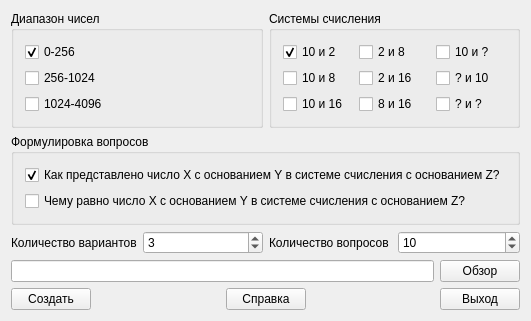
This is GenerateTestOfNumbers/generatedialog.ui in madk1nd/generate-test as Qt 5 draws it before an edit. The edited form follows.
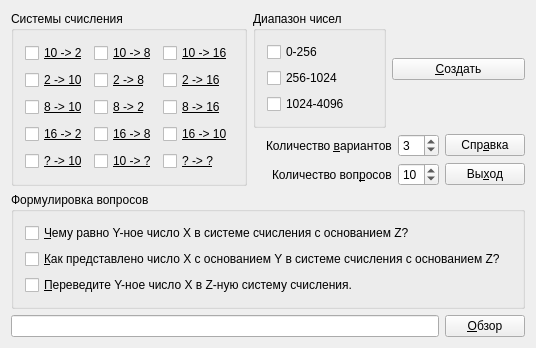
This is the edited form.

Diff of the .ui file:
```diff
--- a/GenerateTestOfNumbers/generatedialog.ui
+++ b/GenerateTestOfNumbers/generatedialog.ui
@@ -6,8 +6,8 @@
    <rect>
     <x>0</x>
     <y>0</y>
-    <width>470</width>
-    <height>293</height>
+    <width>536</width>
+    <height>321</height>
    </rect>
   </property>
   <property name="sizePolicy">
@@ -19,119 +19,205 @@
   <property name="windowTitle">
    <string>Генерировать тест</string>
   </property>
-  <layout class="QVBoxLayout" name="verticalLayout_3">
+  <property name="autoFillBackground">
+   <bool>false</bool>
+  </property>
+  <layout class="QVBoxLayout" name="verticalLayout_6">
    <item>
-    <layout class="QVBoxLayout" name="verticalLayout_2">
+    <layout class="QVBoxLayout" name="verticalLayout_5">
      <item>
       <layout class="QHBoxLayout" name="horizontalLayout_7">
-       <item>
-        <widget class="QGroupBox" name="rangeGroupBox">
-         <property name="title">
-          <string>Диапазон чисел</string>
-         </property>
-         <layout class="QHBoxLayout" name="horizontalLayout_5">
-          <item>
-           <layout class="QGridLayout" name="gridLayout_2">
-            <item row="0" column="0">
-             <widget class="QCheckBox" name="easyRangeCheckBox">
-              <property name="text">
-               <string>0-256</string>
-              </property>
-              <property name="checked">
-               <bool>true</bool>
-              </property>
-             </widget>
-            </item>
-            <item row="1" column="0">
-             <widget class="QCheckBox" name="normalRangeCheckBox">
-              <property name="text">
-               <string>256-1024</string>
-              </property>
-             </widget>
-            </item>
-            <item row="2" column="0">
-             <widget class="QCheckBox" name="hardRangeCheckBox">
-              <property name="text">
-               <string>1024-4096</string>
-              </property>
-             </widget>
-            </item>
-           </layout>
-          </item>
-         </layout>
-        </widget>
-       </item>
        <item>
         <widget class="QGroupBox" name="radixGroupBox">
          <property name="title">
           <string>Системы счисления</string>
          </property>
-         <layout class="QHBoxLayout" name="horizontalLayout_4">
+         <layout class="QHBoxLayout" name="horizontalLayout_5">
           <item>
            <layout class="QGridLayout" name="gridLayout">
-            <item row="0" column="0">
-             <widget class="QCheckBox" name="radix10And2CheckBox">
+            <item row="3" column="1">
+             <widget class="QCheckBox" name="radix16And8CheckBox">
+              <property name="font">
+               <font>
+                <underline>true</underline>
+               </font>
+              </property>
               <property name="text">
-               <string>10 и 2</string>
-              </property>
-              <property name="checked">
-               <bool>true</bool>
+               <string>16 -&gt; 8</string>
               </property>
              </widget>
             </item>
-            <item row="0" column="1">
+            <item row="1" column="1">
              <widget class="QCheckBox" name="radix2And8CheckBox">
+              <property name="font">
+               <font>
+                <underline>true</underline>
+               </font>
+              </property>
               <property name="text">
-               <string>2 и 8</string>
+               <string>2 -&gt; 8</string>
               </property>
              </widget>
             </item>
-            <item row="0" column="2">
+            <item row="4" column="1">
              <widget class="QCheckBox" name="radix10AndRandomCheckBox">
-              <property name="text">
-               <string>10 и ?</string>
+              <property name="font">
+               <font>
+                <underline>true</underline>
+               </font>
               </property>
-             </widget>
-            </item>
-            <item row="1" column="0">
-             <widget class="QCheckBox" name="radix10And8CheckBox">
               <property name="text">
-               <string>10 и 8</string>
+               <string>10 -&gt; ?</string>
               </property>
              </widget>
             </item>
-            <item row="1" column="1">
-             <widget class="QCheckBox" name="radix2And16CheckBox">
-              <property name="text">
-               <string>2 и 16</string>
-              </property>
-             </widget>
-            </item>
-            <item row="1" column="2">
-             <widget class="QCheckBox" name="radixRandomAnd10CheckBox">
-              <property name="text">
-               <string>? и 10</string>
-              </property>
-             </widget>
-            </item>
-            <item row="2" column="0">
+            <item row="0" column="2">
              <widget class="QCheckBox" name="radix10And16CheckBox">
+              <property name="font">
+               <font>
+                <underline>true</underline>
+               </font>
+              </property>
               <property name="text">
-               <string>10 и 16</string>
+               <string>10 -&gt; 16</string>
               </property>
              </widget>
             </item>
-            <item row="2" column="1">
-             <widget class="QCheckBox" name="radix8And16CheckBox">
+            <item row="0" column="1">
+             <widget class="QCheckBox" name="radix10And8CheckBox">
+              <property name="font">
+               <font>
+                <underline>true</underline>
+               </font>
+              </property>
+              <property name="autoFillBackground">
+               <bool>false</bool>
+              </property>
               <property name="text">
-               <string>8 и 16</string>
+               <string>10 -&gt; 8</string>
               </property>
              </widget>
             </item>
             <item row="2" column="2">
+             <widget class="QCheckBox" name="radix8And16CheckBox">
+              <property name="font">
+               <font>
+                <underline>true</underline>
+               </font>
+              </property>
+              <property name="text">
+               <string>8 -&gt; 16</string>
+              </property>
+             </widget>
+            </item>
+            <item row="4" column="0">
+             <widget class="QCheckBox" name="radixRandomAnd10CheckBox">
+              <property name="font">
+               <font>
+                <underline>true</underline>
+               </font>
+              </property>
+              <property name="text">
+               <string>? -&gt; 10</string>
+              </property>
+             </widget>
+            </item>
+            <item row="3" column="2">
+             <widget class="QCheckBox" name="radix16And10CheckBox">
+              <property name="font">
+               <font>
+                <underline>true</underline>
+               </font>
+              </property>
+              <property name="text">
+               <string>16 -&gt; 10</string>
+              </property>
+             </widget>
+            </item>
+            <item row="4" column="2">
              <widget class="QCheckBox" name="radixRandomAndRandomCheckBox">
+              <property name="font">
+               <font>
+                <underline>true</underline>
+               </font>
+              </property>
               <property name="text">
-               <string>? и ?</string>
+               <string>? -&gt; ?</string>
+              </property>
+             </widget>
+            </item>
+            <item row="3" column="0">
+             <widget class="QCheckBox" name="radix16And2CheckBox">
+              <property name="font">
+               <font>
+                <underline>true</underline>
+               </font>
+              </property>
+              <property name="text">
+               <string>16 -&gt; 2</string>
+              </property>
+             </widget>
+            </item>
+            <item row="0" column="0">
+             <widget class="QCheckBox" name="radix10And2CheckBox">
+              <property name="font">
+               <font>
+                <underline>true</underline>
+               </font>
+              </property>
+              <property name="text">
+               <string>10 -&gt; 2</string>
+              </property>
+              <property name="checked">
+               <bool>false</bool>
+              </property>
+             </widget>
+            </item>
+            <item row="2" column="1">
+             <widget class="QCheckBox" name="radix8And2CheckBox">
+              <property name="font">
+               <font>
+                <underline>true</underline>
+               </font>
+              </property>
+              <property name="text">
+               <string>8 -&gt; 2</string>
+              </property>
+             </widget>
+            </item>
+            <item row="1" column="0">
+             <widget class="QCheckBox" name="radix2And10CheckBox">
+              <property name="font">
+               <font>
+                <underline>true</underline>
+               </font>
+              </property>
+              <property name="text">
+               <string>2 -&gt; 10</string>
+              </property>
+             </widget>
+            </item>
+            <item row="1" column="2">
+             <widget class="QCheckBox" name="radix2And16CheckBox">
+              <property name="font">
+               <font>
+                <underline>true</underline>
+               </font>
+              </property>
+              <property name="text">
+               <string>2 -&gt; 16</string>
+              </property>
+             </widget>
+            </item>
+            <item row="2" column="0">
+             <widget class="QCheckBox" name="radix8And10CheckBox">
+              <property name="font">
+               <font>
+                <underline>true</underline>
+               </font>
+              </property>
+              <property name="text">
+               <string>8 -&gt; 10</string>
               </property>
              </widget>
             </item>
@@ -140,6 +226,156 @@
          </layout>
         </widget>
        </item>
+       <item>
+        <layout class="QVBoxLayout" name="verticalLayout_3">
+         <item>
+          <layout class="QHBoxLayout" name="horizontalLayout_6">
+           <item>
+            <widget class="QGroupBox" name="rangeGroupBox">
+             <property name="title">
+              <string>Диапазон чисел</string>
+             </property>
+             <layout class="QHBoxLayout" name="horizontalLayout_3">
+              <item>
+               <layout class="QVBoxLayout" name="verticalLayout_2">
+                <item>
+                 <widget class="QCheckBox" name="easyRangeCheckBox">
+                  <property name="text">
+                   <string>0-256</string>
+                  </property>
+                  <property name="checked">
+                   <bool>false</bool>
+                  </property>
+                 </widget>
+                </item>
+                <item>
+                 <widget class="QCheckBox" name="normalRangeCheckBox">
+                  <property name="text">
+                   <string>256-1024</string>
+                  </property>
+                 </widget>
+                </item>
+                <item>
+                 <widget class="QCheckBox" name="hardRangeCheckBox">
+                  <property name="text">
+                   <string>1024-4096</string>
+                  </property>
+                 </widget>
+                </item>
+               </layout>
+              </item>
+             </layout>
+            </widget>
+           </item>
+           <item>
+            <layout class="QVBoxLayout" name="verticalLayout_4">
+             <item>
+              <widget class="QPushButton" name="createButton">
+               <property name="text">
+                <string>&amp;Создать</string>
+               </property>
+              </widget>
+             </item>
+            </layout>
+           </item>
+          </layout>
+         </item>
+         <item>
+          <layout class="QHBoxLayout" name="horizontalLayout_4">
+           <item>
+            <spacer name="horizontalSpacer_3">
+             <property name="orientation">
+              <enum>Qt::Horizontal</enum>
+             </property>
+             <property name="sizeHint" stdset="0">
+              <size>
+               <width>40</width>
+               <height>20</height>
+              </size>
+             </property>
+            </spacer>
+           </item>
+           <item>
+            <widget class="QLabel" name="variantLabel">
+             <property name="text">
+              <string>Количество &amp;вариантов</string>
+             </property>
+             <property name="buddy">
+              <cstring>variantSpinBox</cstring>
+             </property>
+            </widget>
+           </item>
+           <item>
+            <widget class="QSpinBox" name="variantSpinBox">
+             <property name="minimum">
+              <number>1</number>
+             </property>
+             <property name="maximum">
+              <number>20</number>
+             </property>
+             <property name="value">
+              <number>3</number>
+             </property>
+            </widget>
+           </item>
+           <item>
+            <widget class="QPushButton" name="aboutButton">
+             <property name="text">
+              <string>Спр&amp;авка</string>
+             </property>
+            </widget>
+           </item>
+          </layout>
+         </item>
+         <item>
+          <layout class="QHBoxLayout" name="horizontalLayout">
+           <item>
+            <spacer name="horizontalSpacer_4">
+             <property name="orientation">
+              <enum>Qt::Horizontal</enum>
+             </property>
+             <property name="sizeHint" stdset="0">
+              <size>
+               <width>40</width>
+               <height>20</height>
+              </size>
+             </property>
+            </spacer>
+           </item>
+           <item>
+            <widget class="QLabel" name="questionLabel">
+             <property name="text">
+              <string>Количество воп&amp;росов</string>
+             </property>
+             <property name="buddy">
+              <cstring>questionSpinBox</cstring>
+             </property>
+            </widget>
+           </item>
+           <item>
+            <widget class="QSpinBox" name="questionSpinBox">
+             <property name="minimum">
+              <number>1</number>
+             </property>
+             <property name="maximum">
+              <number>50</number>
+             </property>
+             <property name="value">
+              <number>10</number>
+             </property>
+            </widget>
+           </item>
+           <item>
+            <widget class="QPushButton" name="cancelButton">
+             <property name="text">
+              <string>Вы&amp;ход</string>
+             </property>
+            </widget>
+           </item>
+          </layout>
+         </item>
+        </layout>
+       </item>
       </layout>
      </item>
      <item>
@@ -147,23 +383,30 @@
        <property name="title">
         <string>Формулировка вопросов</string>
        </property>
-       <layout class="QHBoxLayout" name="horizontalLayout_6">
+       <layout class="QHBoxLayout" name="horizontalLayout_2">
         <item>
          <layout class="QVBoxLayout" name="verticalLayout">
+          <item>
+           <widget class="QCheckBox" name="formulationWhatCheckBox">
+            <property name="text">
+             <string>&amp;Чему равно Y-ное число X в системе счисления с основанием Z?</string>
+            </property>
+           </widget>
+          </item>
           <item>
            <widget class="QCheckBox" name="formulationHowCheckBox">
             <property name="text">
-             <string>Как представлено число X с основанием Y в системе счисления с основанием Z?</string>
+             <string>&amp;Как представлено число X с основанием Y в системе счисления с основанием Z?</string>
             </property>
             <property name="checked">
-             <bool>true</bool>
+             <bool>false</bool>
             </property>
            </widget>
           </item>
           <item>
-           <widget class="QCheckBox" name="formulationWhatCheckBox">
+           <widget class="QCheckBox" name="formulationTranslateCheckBox">
             <property name="text">
-             <string>Чему равно число X с основанием Y в системе счисления с основанием Z?</string>
+             <string>&amp;Переведите Y-ное число X в Z-ную систему счисления. </string>
             </property>
            </widget>
           </item>
@@ -173,59 +416,7 @@
       </widget>
      </item>
      <item>
-      <layout class="QHBoxLayout" name="horizontalLayout_3">
-       <item>
-        <layout class="QHBoxLayout" name="horizontalLayout">
-         <item>
-          <widget class="QLabel" name="variantLabel">
-           <property name="text">
-            <string>Количество вариантов</string>
-           </property>
-          </widget>
-         </item>
-         <item>
-          <widget class="QSpinBox" name="variantSpinBox">
-           <property name="minimum">
-            <number>1</number>
-           </property>
-           <property name="maximum">
-            <number>20</number>
-           </property>
-           <property name="value">
-            <number>3</number>
-           </property>
-          </widget>
-         </item>
-        </layout>
-       </item>
-       <item>
-        <layout class="QHBoxLayout" name="horizontalLayout_2">
-         <item>
-          <widget class="QLabel" name="questionLabel">
-           <property name="text">
-            <string>Количество вопросов</string>
-           </property>
-          </widget>
-         </item>
-         <item>
-          <widget class="QSpinBox" name="questionSpinBox">
-           <property name="minimum">
-            <number>1</number>
-           </property>
-           <property name="maximum">
-            <number>50</number>
-           </property>
-           <property name="value">
-            <number>10</number>
-           </property>
-          </widget>
-         </item>
-        </layout>
-       </item>
-      </layout>
-     </item>
-     <item>
-      <layout class="QHBoxLayout" name="horizontalLayout_8">
+      <layout class="QHBoxLayout" name="horizontalLayout_11">
        <item>
         <widget class="QLineEdit" name="lineEdit">
          <property name="enabled">
@@ -239,58 +430,7 @@
        <item>
         <widget class="QPushButton" name="browseButton">
          <property name="text">
-          <string>Обзор</string>
-         </property>
-        </widget>
-       </item>
-      </layout>
-     </item>
-     <item>
-      <layout class="QHBoxLayout" name="horizontalLayout_9">
-       <item>
-        <widget class="QPushButton" name="createButton">
-         <property name="text">
-          <string>Создать</string>
-         </property>
-        </widget>
-       </item>
-       <item>
-        <spacer name="horizontalSpacer">
-         <property name="orientation">
-          <enum>Qt::Horizontal</enum>
-         </property>
-         <property name="sizeHint" stdset="0">
-          <size>
-           <width>40</width>
-           <height>20</height>
-          </size>
-         </property>
-        </spacer>
-       </item>
-       <item>
-        <widget class="QPushButton" name="aboutButton">
-         <property name="text">
-          <string>Справка</string>
-         </property>
-        </widget>
-       </item>
-       <item>
-        <spacer name="horizontalSpacer_2">
-         <property name="orientation">
-          <enum>Qt::Horizontal</enum>
-         </property>
-         <property name="sizeHint" stdset="0">
-          <size>
-           <width>40</width>
-           <height>20</height>
-          </size>
-         </property>
-        </spacer>
-       </item>
-       <item>
-        <widget class="QPushButton" name="cancelButton">
-         <property name="text">
-          <string>Выход</string>
+          <string>&amp;Обзор</string>
          </property>
         </widget>
        </item>
```
Left out of the diff: 34 changed lines with no effect on the pictures.
